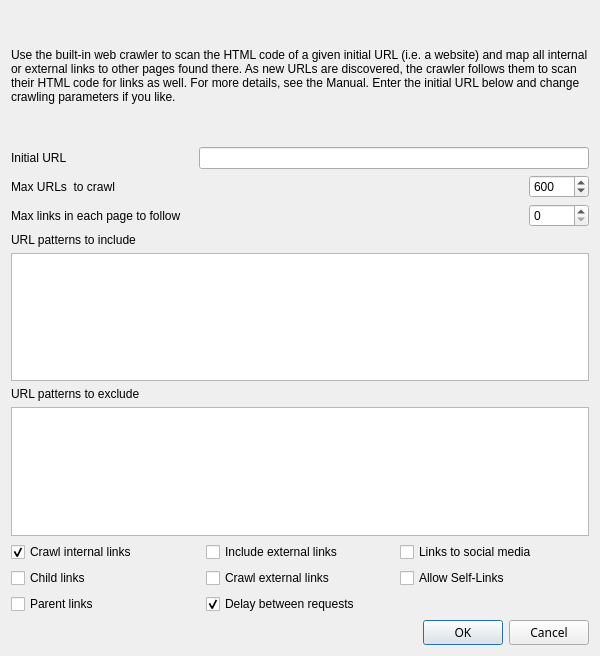
Above: src/forms/dialogwebcrawler.ui from socnetv/app before the change. Below: the same form after it.
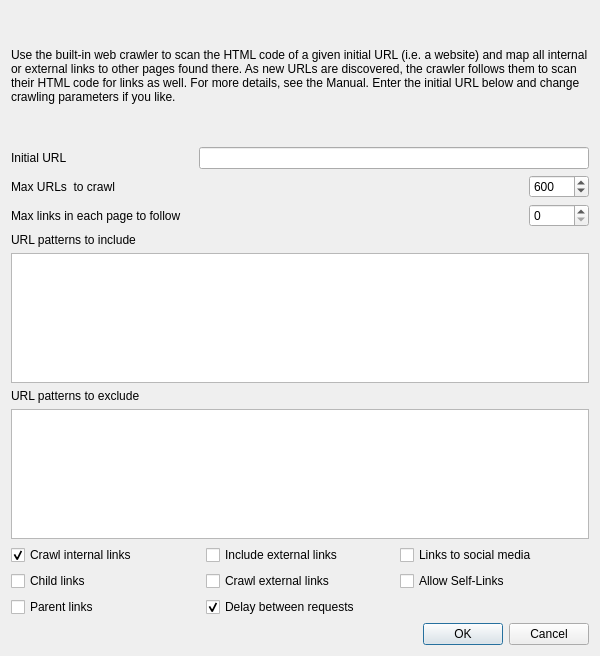
That is the form after the change.

Commit message: fixed (reset) font family and font-sizes in all dialogs (once again...)

Diff of the .ui file:
```diff
--- a/src/forms/dialogwebcrawler.ui
+++ b/src/forms/dialogwebcrawler.ui
@@ -445,11 +445,6 @@
        <height>0</height>
       </size>
      </property>
-     <property name="font">
-      <font>
-       <family>Sans Serif</family>
-      </font>
-     </property>
      <property name="orientation">
       <enum>Qt::Horizontal</enum>
      </property>
```
Left out of the diff: 50 changed lines with no effect on the pictures. The commit also changes 14 other files.
